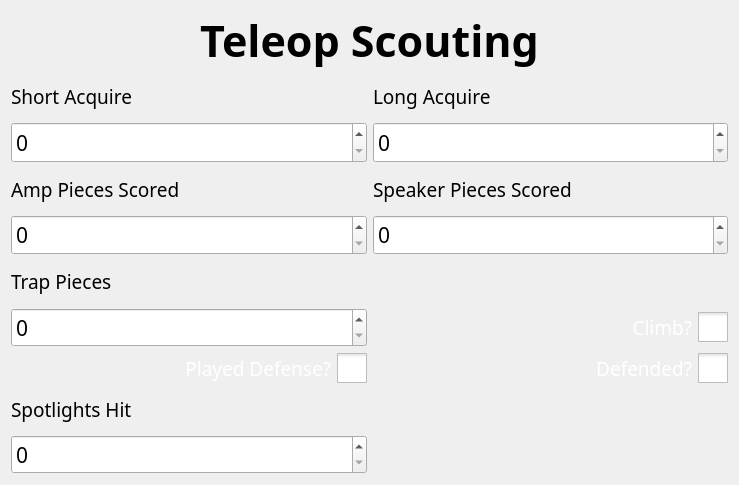
Qt form ui/TeleScouting.ui (binex-dsk/QFRCScouter) before a commit.
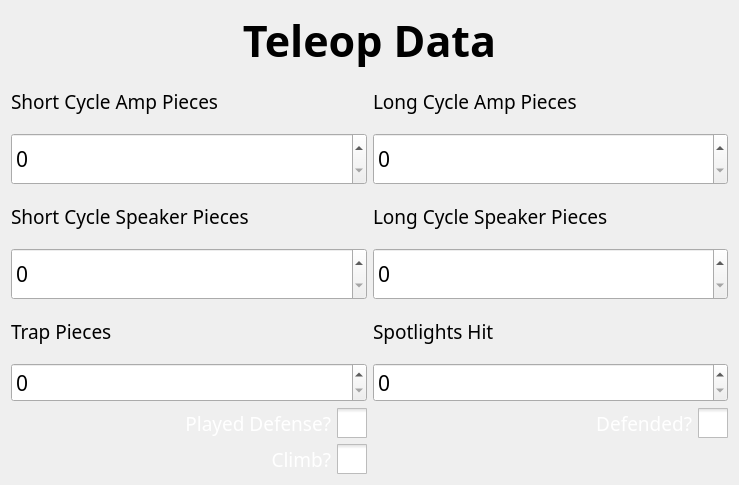
The same form after that commit. Custom widgets are drawn as their Qt base class.

Patch:
```diff
--- a/ui/TeleScouting.ui
+++ b/ui/TeleScouting.ui
@@ -81,7 +81,7 @@
       </font>
      </property>
      <property name="text">
-      <string>Speaker Pieces Scored</string>
+      <string>Long Cycle Speaker Pieces</string>
      </property>
     </widget>
    </item>
@@ -101,58 +101,6 @@
      </property>
     </widget>
    </item>
-   <item row="8" column="1">
-    <widget class="QCheckBox" name="climb">
-     <property name="palette">
-      <palette>
-       <active>
-        <colorrole role="WindowText">
-         <brush brushstyle="SolidPattern">
-          <color alpha="255">
-           <red>255</red>
-           <green>255</green>
-           <blue>255</blue>
-          </color>
-         </brush>
-        </colorrole>
-       </active>
-       <inactive>
-        <colorrole role="WindowText">
-         <brush brushstyle="SolidPattern">
-          <color alpha="255">
-           <red>255</red>
-           <green>255</green>
-           <blue>255</blue>
-          </color>
-         </brush>
-        </colorrole>
-       </inactive>
-       <disabled/>
-      </palette>
-     </property>
-     <property name="font">
-      <font>
-       <family>Sans Serif</family>
-       <pointsize>14</pointsize>
-      </font>
-     </property>
-     <property name="layoutDirection">
-      <enum>Qt::RightToLeft</enum>
-     </property>
-     <property name="styleSheet">
-      <string notr="true">QCheckBox::indicator:unchecked { width: 30px; height: 30px; } QCheckBox::indicator:checked { width: 30px; height: 30px; }</string>
-     </property>
-     <property name="text">
-      <string>Climb?</string>
-     </property>
-     <property name="iconSize">
-      <size>
-       <width>40</width>
-       <height>40</height>
-      </size>
-     </property>
-    </widget>
-   </item>
    <item row="3" column="0">
     <widget class="QLabel" name="label_2">
      <property name="font">
@@ -162,7 +110,7 @@
       </font>
      </property>
      <property name="text">
-      <string>Amp Pieces Scored</string>
+      <string>Short Cycle Speaker Pieces</string>
      </property>
     </widget>
    </item>
@@ -195,16 +143,6 @@
      </property>
     </widget>
    </item>
-   <item row="11" column="0">
-    <widget class="BetterSpinBox" name="spotlights">
-     <property name="font">
-      <font>
-       <family>Noto Sans</family>
-       <pointsize>16</pointsize>
-      </font>
-     </property>
-    </widget>
-   </item>
    <item row="9" column="1">
     <widget class="QCheckBox" name="defended">
      <property name="palette">
@@ -273,19 +211,6 @@
      </property>
     </widget>
    </item>
-   <item row="10" column="0">
-    <widget class="QLabel" name="label_9">
-     <property name="font">
-      <font>
-       <family>Noto Sans</family>
-       <pointsize>14</pointsize>
-      </font>
-     </property>
-     <property name="text">
-      <string>Spotlights Hit</string>
-     </property>
-    </widget>
-   </item>
    <item row="8" column="0">
     <widget class="BetterSpinBox" name="trapPieces">
      <property name="sizePolicy">
@@ -311,7 +236,7 @@
       </font>
      </property>
      <property name="text">
-      <string>Short Acquire</string>
+      <string>Short Cycle Amp Pieces</string>
      </property>
     </widget>
    </item>
@@ -324,7 +249,7 @@
       </font>
      </property>
      <property name="text">
-      <string>Long Acquire</string>
+      <string>Long Cycle Amp Pieces</string>
      </property>
     </widget>
    </item>
@@ -354,7 +279,7 @@
       </font>
      </property>
      <property name="text">
-      <string>Teleop Scouting</string>
+      <string>Teleop Data</string>
      </property>
      <property name="scaledContents">
       <bool>true</bool>
@@ -367,6 +292,81 @@
      </property>
     </widget>
    </item>
+   <item row="7" column="1">
+    <widget class="QLabel" name="label_9">
+     <property name="font">
+      <font>
+       <family>Noto Sans</family>
+       <pointsize>14</pointsize>
+      </font>
+     </property>
+     <property name="text">
+      <string>Spotlights Hit</string>
+     </property>
+    </widget>
+   </item>
+   <item row="8" column="1">
+    <widget class="BetterSpinBox" name="spotlights">
+     <property name="font">
+      <font>
+       <family>Noto Sans</family>
+       <pointsize>16</pointsize>
+      </font>
+     </property>
+    </widget>
+   </item>
+   <item row="10" column="0">
+    <widget class="QCheckBox" name="climb">
+     <property name="palette">
+      <palette>
+       <active>
+        <colorrole role="WindowText">
+         <brush brushstyle="SolidPattern">
+          <color alpha="255">
+           <red>255</red>
+           <green>255</green>
+           <blue>255</blue>
+          </color>
+         </brush>
+        </colorrole>
+       </active>
+       <inactive>
+        <colorrole role="WindowText">
+         <brush brushstyle="SolidPattern">
+          <color alpha="255">
+           <red>255</red>
+           <green>255</green>
+           <blue>255</blue>
+          </color>
+         </brush>
+        </colorrole>
+       </inactive>
+       <disabled/>
+      </palette>
+     </property>
+     <property name="font">
+      <font>
+       <family>Sans Serif</family>
+       <pointsize>14</pointsize>
+      </font>
+     </property>
+     <property name="layoutDirection">
+      <enum>Qt::RightToLeft</enum>
+     </property>
+     <property name="styleSheet">
+      <string notr="true">QCheckBox::indicator:unchecked { width: 30px; height: 30px; } QCheckBox::indicator:checked { width: 30px; height: 30px; }</string>
+     </property>
+     <property name="text">
+      <string>Climb?</string>
+     </property>
+     <property name="iconSize">
+      <size>
+       <width>40</width>
+       <height>40</height>
+      </size>
+     </property>
+    </widget>
+   </item>
   </layout>
  </widget>
  <customwidgets>
```
